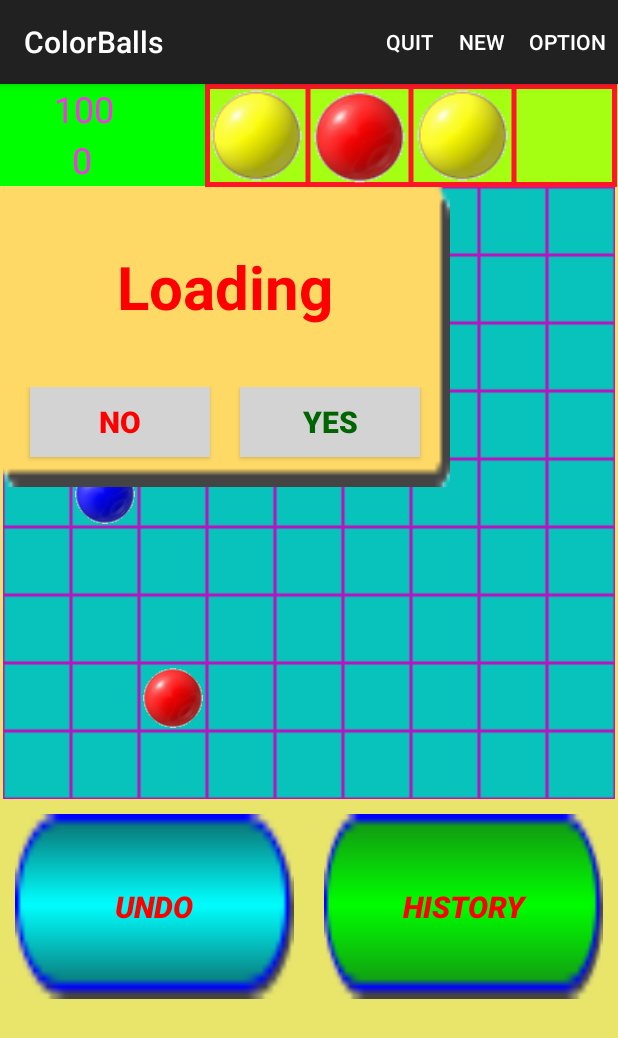
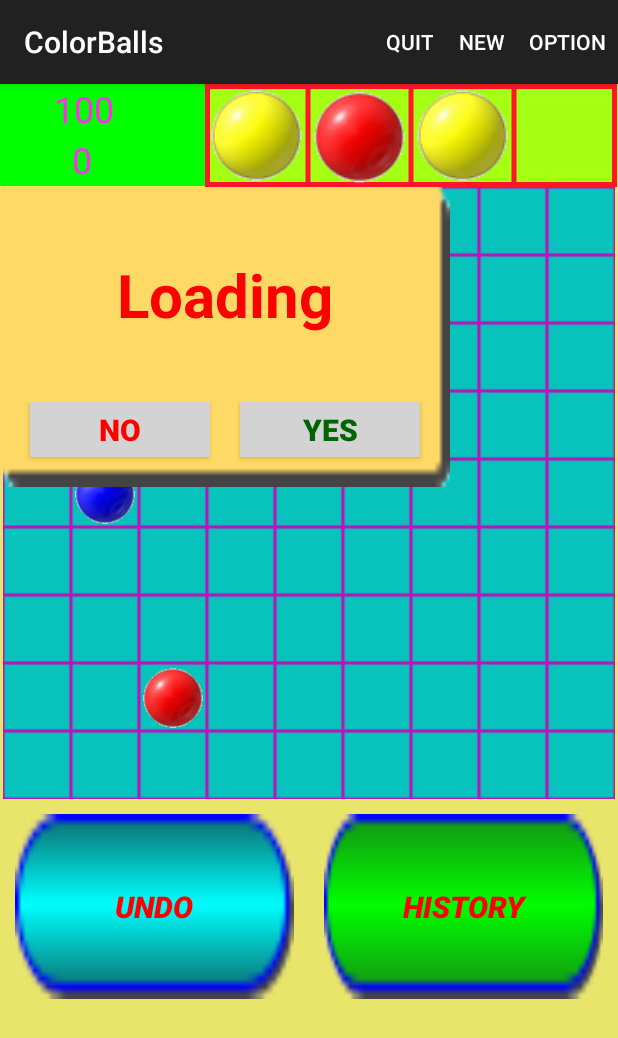
Before and after one commit to SmileChaoLee/ColorBalls, an Android app: the fragment ModalDialogFragment placed in its activity, after a tap on "HISTORY", on a phone screen of 412 x 824 dp. Shown: the top 1038 px of the screen. Run offline under Robolectric (Android 15) with nearby library versions, the phone set to English and light mode, and no system bars; 8 statements that could not run were skipped; 3 other taps on this screen came first.

Commit message:
1. Changed the second RelativeLayout to FrameLayout (the display area) 2. Set margin of TextView to 15dp 3. Set all ModalDialogFragment in MyActivity to WRAP_CONTENT for its width and height

```diff
--- a/app/src/main/java/com/smile/colorballs/ModalDialogFragment.java
+++ b/app/src/main/java/com/smile/colorballs/ModalDialogFragment.java
@@ -40,8 +40,6 @@ public class ModalDialogFragment extends DialogFragment {
     private int numButtons = 0; // default is no buttons
     private DialogButtonListener ndl;
 
-    private boolean finished = false;
-
     public interface DialogButtonListener {
         public void button1OnClick(ModalDialogFragment dialogFragment);
         public void button2OnClick(ModalDialogFragment dialogFragment);
@@ -65,11 +63,17 @@ public class ModalDialogFragment extends DialogFragment {
         dialogHeight = getArguments().getInt("height");
 
         float factor =  getActivity().getResources().getDisplayMetrics().density;
-        dialogWidth = (int)((float)dialogWidth * factor);
-        dialogHeight = (int)((float)dialogHeight * factor);
+        if (dialogWidth == 0) {
+            dialogWidth = ViewGroup.LayoutParams.WRAP_CONTENT;
+        } else {
+            dialogWidth = (int) ((float) dialogWidth * factor);
+        }
+        if (dialogHeight == 0) {
+            dialogHeight = ViewGroup.LayoutParams.WRAP_CONTENT;
+        } else {
+            dialogHeight = (int) ((float) dialogHeight * factor);
+        }
         numButtons = getArguments().getInt("numButtons");
-
-        finished = false;
     }
 
     public static ModalDialogFragment newInstance(String textContent, int color, int width, int height, int numButtons) {
@@ -175,9 +179,6 @@ public class ModalDialogFragment extends DialogFragment {
 
                 break;
         }
-
-        finished = true;
-
     }
 
     public void showDialogFragment(Activity activity) {
--- a/app/src/main/java/com/smile/colorballs/MyActivity.java
+++ b/app/src/main/java/com/smile/colorballs/MyActivity.java
@@ -657,8 +657,8 @@ public class MyActivity extends AppCompatActivity {
                 Bundle args = new Bundle();
                 args.putString("textContent", gameOverStr);
                 args.putInt("color", Color.BLUE);
-                args.putInt("width", 300);
-                args.putInt("height", 200);
+                args.putInt("width", 0);    // wrap_content
+                args.putInt("height", 0);   // wrap_content
                 args.putInt("numButtons", 2);
                 mDialogFragment.setArguments(args);
                 mDialogFragment.showDialogFragment(MyActivity.this);
@@ -1252,8 +1252,8 @@ public class MyActivity extends AppCompatActivity {
             Bundle args = new Bundle();
             args.putString("textContent", getResources().getString(R.string.loadScore));
             args.putInt("color", Color.RED);
-            args.putInt("width", 300);
-            args.putInt("height", 200);
+            args.putInt("width", 0);    // wrap_content
+            args.putInt("height", 0);   // wrap_content
             args.putInt("numButtons", 0);
             loadingDialog.setArguments(args);
         }
@@ -1358,8 +1358,8 @@ public class MyActivity extends AppCompatActivity {
             Bundle args = new Bundle();
             args.putString("textContent", ""+score);
             args.putInt("color", Color.BLUE);
-            args.putInt("width", 300);
-            args.putInt("height", 100);
+            args.putInt("width", 0);    // wrap_content
+            args.putInt("height", 0);   // wrap_content
             args.putInt("numButtons", 0);
             scoreDialog.setArguments(args);
 
--- a/app/src/main/res/layout/modal_dialogfragment.xml
+++ b/app/src/main/res/layout/modal_dialogfragment.xml
@@ -3,7 +3,7 @@
     android:layout_width="match_parent"
     android:layout_height="match_parent">
 
-    <RelativeLayout
+    <FrameLayout
         android:id="@+id/dialog_layout"
         android:layout_width="300dp"
         android:layout_height="200dp"
@@ -30,6 +30,7 @@
                 android:textColor="#ffff0000"
                 android:textSize="40sp"
                 android:textStyle="bold"
+                android:layout_margin="15dp"
                 android:layout_weight="2"/>
 
             <LinearLayout
@@ -75,7 +76,7 @@
 
         </LinearLayout>
 
-    </RelativeLayout>
+    </FrameLayout>
 
 
 </RelativeLayout>
```
Also changed, not shown: 1 other file.
